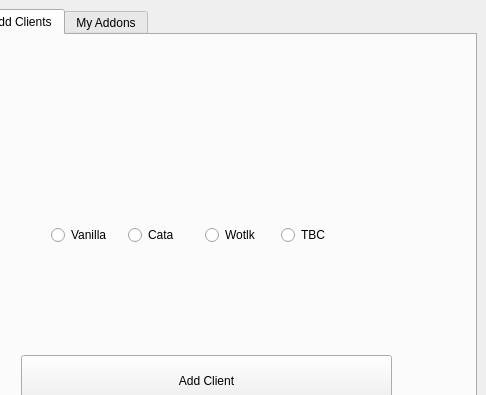
Old version of the form src/ui/main.ui in the repository buhfur/Flightmaster; both pictures show x 130 to 616 and y 0 to 395 of the 616 by 600 pixel window.
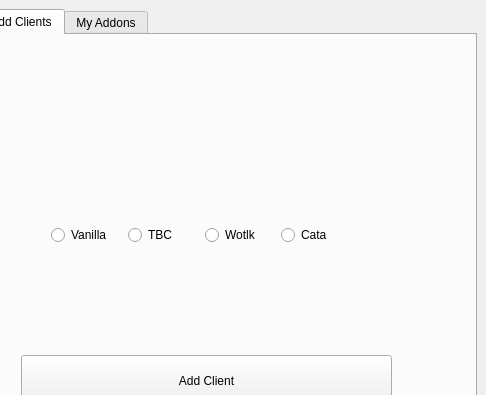
New version of the form. The open tabs and pages were chosen to show the change.

Patch:
```diff
--- a/src/ui/main.ui
+++ b/src/ui/main.ui
@@ -169,6 +169,13 @@
          </rect>
         </property>
         <layout class="QGridLayout" name="gridLayout">
+         <item row="0" column="3">
+          <widget class="QRadioButton" name="addClientCata">
+           <property name="text">
+            <string>Cata</string>
+           </property>
+          </widget>
+         </item>
          <item row="0" column="0">
           <widget class="QRadioButton" name="addClientVanilla">
            <property name="text">
@@ -177,9 +184,9 @@
           </widget>
          </item>
          <item row="0" column="1">
-          <widget class="QRadioButton" name="addClientCata">
+          <widget class="QRadioButton" name="addClientTbc">
            <property name="text">
-            <string>Cata</string>
+            <string>TBC</string>
            </property>
           </widget>
          </item>
@@ -190,13 +197,6 @@
            </property>
           </widget>
          </item>
-         <item row="0" column="3">
-          <widget class="QRadioButton" name="addClientTbc">
-           <property name="text">
-            <string>TBC</string>
-           </property>
-          </widget>
-         </item>
         </layout>
        </widget>
       </widget>
```
Left out of the diff: 52 changed lines with no effect on the pictures.
